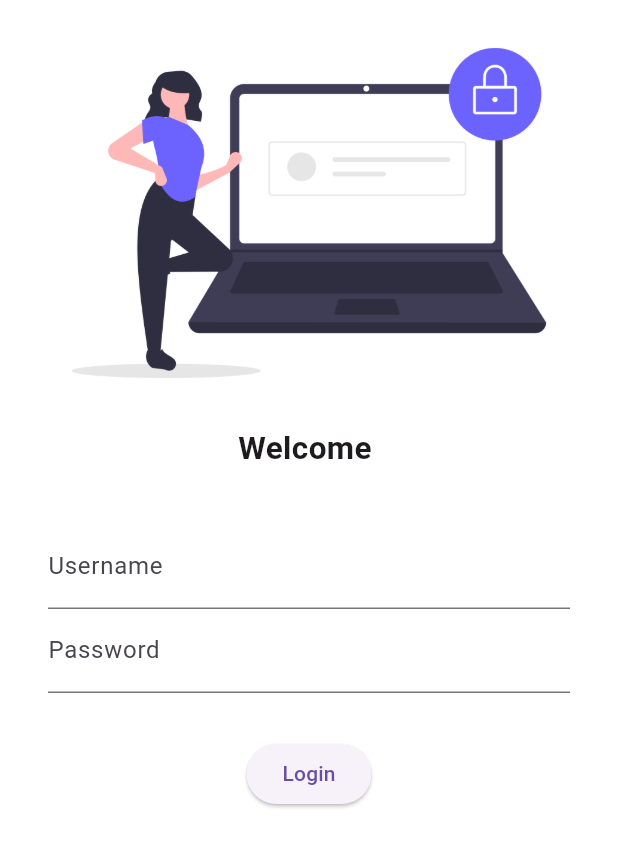
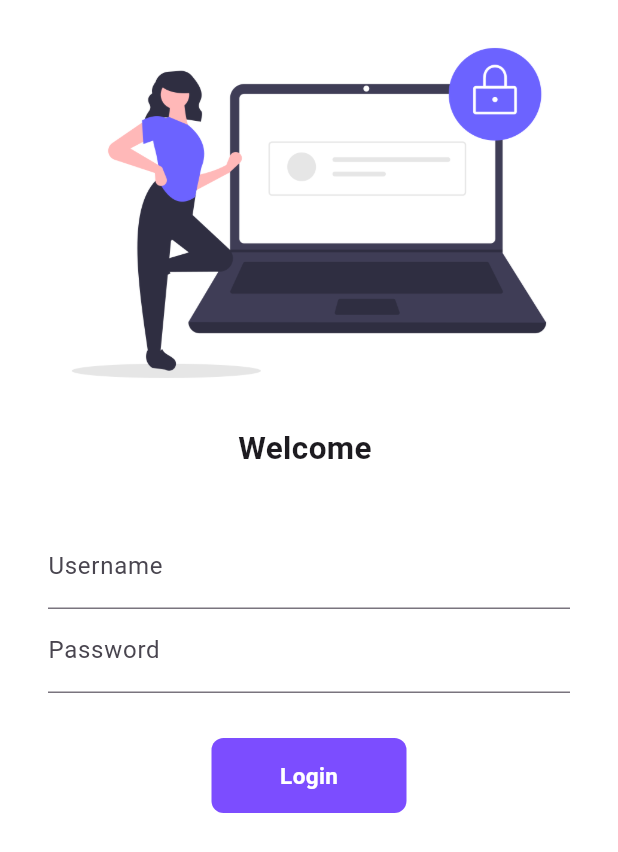
Before and after one commit to mathur750/Catalog_App, a Flutter app: the screen it shows after launch, on a phone screen of 412 x 824 dp. Shown: the top 852 px of the screen. Run offline on Flutter 3.47's test engine with Material 3 defaults, Android fonts, the phone set to English and light mode, and no system bars; our stand-ins replace google_fonts.

Commit message:
day-5 comp

```diff
--- a/lib/pages/login_page.dart
+++ b/lib/pages/login_page.dart
@@ -1,4 +1,5 @@
 import 'package:flutter/material.dart';
+import 'package:flutter/widgets.dart';
 import 'package:flutter_tut/utils/routes.dart';
 
 class LoginPage extends StatefulWidget {
@@ -10,6 +11,7 @@ class LoginPage extends StatefulWidget {
 
 class _LoginPageState extends State<LoginPage> {
   String name = "";
+  bool changeButton = false;
 
   @override
   Widget build(BuildContext context) {
@@ -58,12 +60,51 @@ class _LoginPageState extends State<LoginPage> {
                     const SizedBox(
                       height: 30.0,
                     ),
-                    ElevatedButton(
+                    InkWell(
+                      onTap: () async {
+                        setState(() {
+                          changeButton = true;
+                        });
+
+                        await Future.delayed(const Duration(seconds: 1));
+
+                        Navigator.pushNamed(context, MyRoutes.homeRoute);
+                      },
+                      child: AnimatedContainer(
+                        duration: Duration(seconds: 1),
+                        // Container ki help se Elevated button ko design kr rhe hai.
+                        alignment: Alignment.center,
+
+                        width: changeButton
+                            ? 50
+                            : 130, //changeButton use to reduce the button size.
+                        height: 50,
+                        // color: Colors.deepPurpleAccent,
+                        child: changeButton
+                            ? Icon(
+                                Icons.done,
+                                color: Colors.white,
+                              )
+                            : Text(
+                                "Login",
+                                style: TextStyle(
+                                    color: Colors.white,
+                                    fontWeight: FontWeight.bold,
+                                    fontSize: 15),
+                              ),
+                        decoration: BoxDecoration(
+                          color: Colors.deepPurpleAccent,
+                          borderRadius:
+                              BorderRadius.circular(changeButton ? 20 : 8),
+                        ),
+                      ),
+                    ),
+                    /* ElevatedButton(
                       child: Text("Login"),
                       onPressed: () {
                         Navigator.pushNamed(context, MyRoutes.homeRoute);
                       },
-                    ),
+                    ),*/
                   ],
                 ),
               )
```
